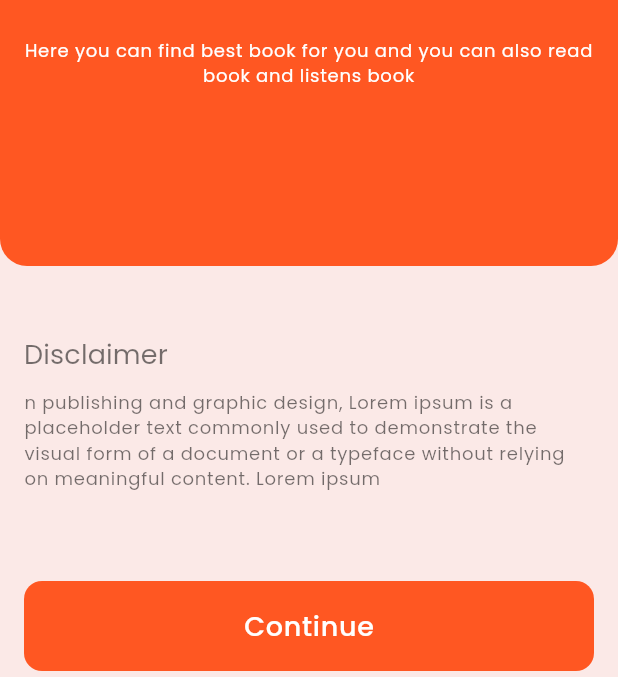
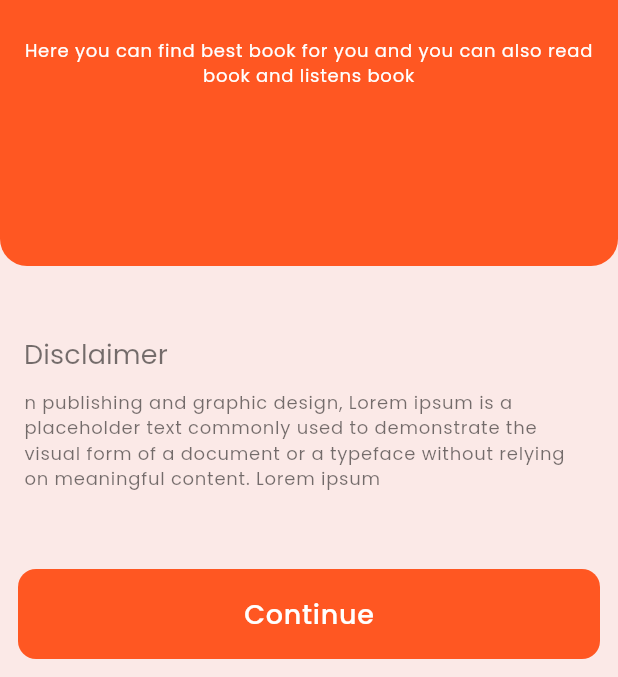
Before and after one commit to Shougotmollik/BookShelf, a Flutter app: the screen it shows after launch, on a phone screen of 412 x 824 dp, the part 559-1236 px from its top. Run offline on Flutter 3.47's test engine with Material 3 defaults, Android fonts, the phone set to English and light mode, and no system bars; our stand-ins replace get.

Commit message:
welcome page

```diff
--- a/lib/pages/welcome_page.dart
+++ b/lib/pages/welcome_page.dart
@@ -1,7 +1,6 @@
 import 'package:book_shelf/config/image_strings.dart';
-import 'package:flutter/cupertino.dart';
+import 'package:book_shelf/widgets/my_button.dart';
 import 'package:flutter/material.dart';
-import 'package:flutter/widgets.dart';
 
 class WelcomePage extends StatelessWidget {
   const WelcomePage({super.key});
@@ -81,29 +80,19 @@ class WelcomePage extends StatelessWidget {
                     ),
                   ],
                 ),
-              const SizedBox(height: 60),
-              Container(
-                height: 60,
-                decoration: BoxDecoration(
-                  color: Theme.of(context).colorScheme.primary,
-                  borderRadius: BorderRadius.circular(12),
+              ],
             ),
-                child: Row(
-                  mainAxisAlignment: MainAxisAlignment.center,
-                  children: [
-                    Text(
-                      "Continue",
-                      style: Theme.of(context).textTheme.bodyLarge?.copyWith(
-                            color: Theme.of(context).colorScheme.onPrimary,
+          ),
+          const Spacer(),
+          Padding(
+            padding: const EdgeInsets.all(12.0),
+            child: PrimaryButton(
+              btnOnPress: () {},
+              btnText: 'Continue',
             ),
           ),
         ],
       ),
-              ),
-            ],
-          ),
-        ),
-      ],
-    ));
+    );
   }
 }
```
Lines whose indentation alone changed are shown as unchanged.
